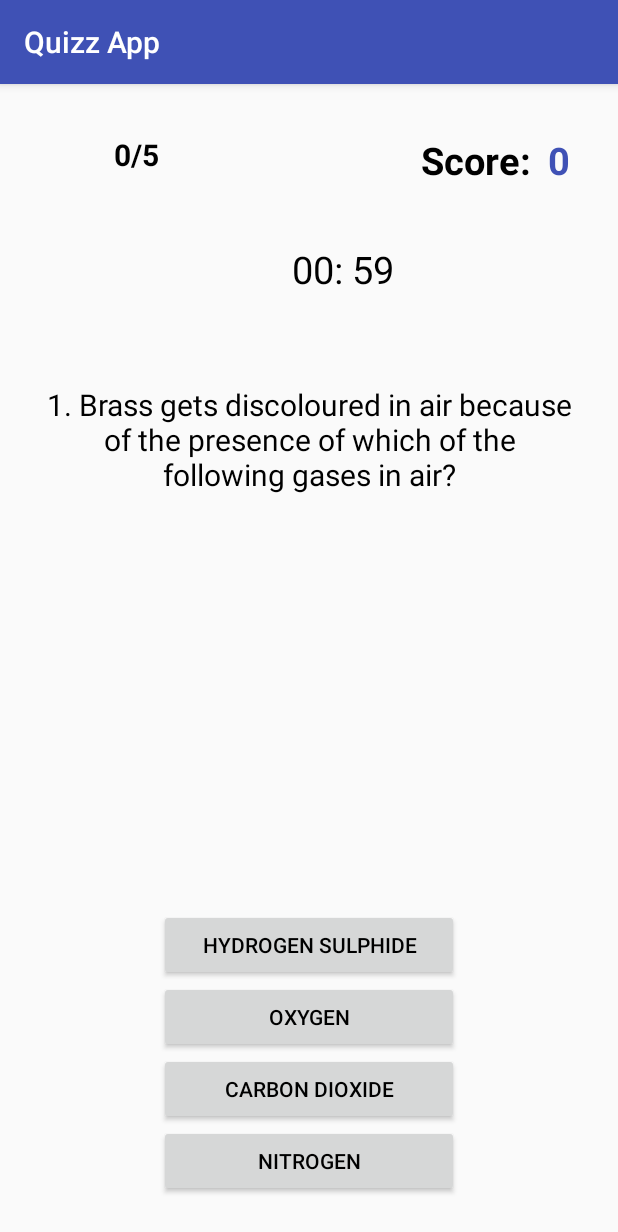
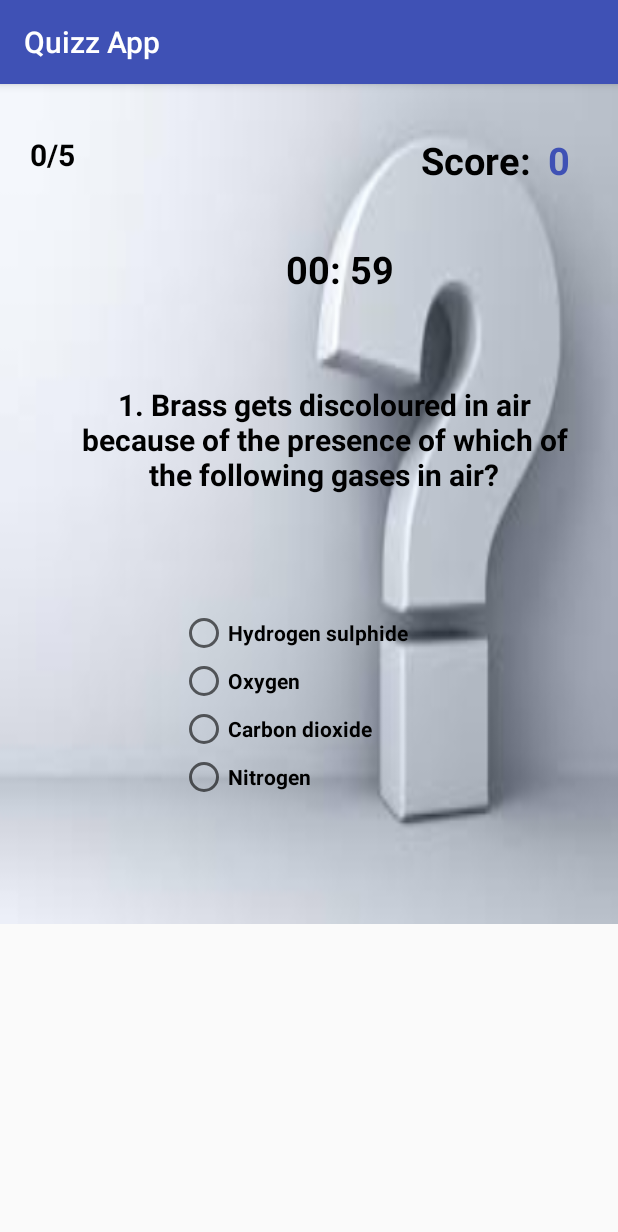
Before and after one commit to Claireshan/quizzApplication, an Android app: the question screen opened directly, with no data from a screen before it, on a phone screen of 412 x 824 dp. Shown: the top 1232 px of the screen. Run offline under Robolectric (Android 15) with nearby library versions, the phone set to English and light mode, and no system bars.

Commit message:
quiz app modified

```diff
--- a/app/src/main/java/e/claire/quizzapp/MainActivity.java
+++ b/app/src/main/java/e/claire/quizzapp/MainActivity.java
@@ -20,12 +20,10 @@ public class MainActivity extends AppCompatActivity {
     /** called when the start button is  clicked */
     public void startQuiz(View view){
         Intent intent = new Intent(this, question.class);
-        Button answer1 = (Button) findViewById(R.id.start);
         Bundle bundle =new Bundle();
         intent.putExtra(EXTRA_MESSAGE, "");
         startActivity(intent);
         intent.putExtras(bundle);
-
 
     }
     public void setQuit(View view) {
--- a/app/src/main/res/layout/activity_question.xml
+++ b/app/src/main/res/layout/activity_question.xml
@@ -1,50 +1,53 @@
 <?xml version="1.0" encoding="utf-8"?>
+
+<ScrollView android:layout_width="wrap_content"
+    android:layout_height="wrap_content"
+
+    xmlns:android="http://schemas.android.com/apk/res/android">
     <RelativeLayout xmlns:android="http://schemas.android.com/apk/res/android"
         xmlns:app="http://schemas.android.com/apk/res-auto"
         xmlns:tools="http://schemas.android.com/tools"
         android:layout_width="match_parent"
-    android:layout_height="match_parent"
-    tools:context=".question">
+        android:layout_height="200dp"
+        tools:context=".question"
+        android:paddingLeft="20dp"
+        android:paddingBottom="40dp"
+        android:background="@drawable/qnz">
 
+        <TextView
+            android:id="@+id/score"
+            android:layout_width="wrap_content"
+            android:layout_height="wrap_content"
+            android:layout_alignParentRight="true"
+            android:layout_alignParentTop="true"
+            android:layout_marginRight="58dp"
+            android:layout_marginTop="33dp"
+            android:text="Score:"
+            android:textSize="25sp"
+            android:textStyle="bold" />
 
-    <Button
-        android:id="@+id/button"
-        android:layout_width="200dp"
+        <TextView
+            android:id="@+id/score_value"
+            android:layout_width="wrap_content"
             android:layout_height="wrap_content"
-        android:layout_above="@+id/button2"
-        android:layout_centerHorizontal="true"
-        android:onClick="btnClick"
-        android:text="" />
+            android:layout_alignParentRight="true"
+            android:layout_alignTop="@+id/score"
+            android:layout_marginRight="32dp"
+            android:text="0"
+            android:textSize="25sp"
+            android:textColor="@color/colorPrimary"
+            android:textStyle="bold"
+            />
 
-    <Button
-        android:id="@+id/button2"
-        android:layout_width="200dp"
+        <TextView
+            android:id="@+id/noOfQns"
+            android:layout_width="wrap_content"
             android:layout_height="wrap_content"
-        android:layout_above="@+id/button3"
+            android:layout_alignTop="@+id/score"
 
-        android:layout_centerHorizontal="true"
-        android:onClick="btnClick"
-        android:text="" />
-
-    <Button
-        android:id="@+id/button3"
-        android:layout_width="200dp"
-        android:layout_height="wrap_content"
-        android:layout_alignParentBottom="true"
-        android:layout_centerHorizontal="true"
-        android:layout_marginBottom="74dp"
-        android:onClick="btnClick"
-        android:text="" />
-
-    <Button
-        android:id="@+id/button4"
-        android:layout_width="200dp"
-        android:layout_height="wrap_content"
-        android:layout_below="@+id/button3"
-        android:layout_centerHorizontal="true"
-        android:layout_marginTop="-74dp"
-        android:onClick="btnClick"
-        android:text="" />
+            android:text="0/5"
+            android:textSize="20sp"
+            android:textStyle="bold"/>
 
         <TextView
             android:id="@+id/timer"
@@ -57,7 +60,8 @@
             android:layout_marginRight="149dp"
             android:layout_marginTop="106dp"
             android:textAlignment="center"
-        android:textSize="25dp"
+            android:textSize="25sp"
+            android:textStyle="bold"
             />
 
         <TextView
@@ -69,43 +73,62 @@
             android:layout_marginTop="200dp"
             android:text=""
             android:textAlignment="center"
-        android:textSize="20dp"
+            android:textSize="20sp"
             android:layout_marginLeft="30dp"
-        android:layout_marginRight="30dp"/>
+            android:layout_marginRight="30dp"
+            android:textStyle="bold"/>
 
-    <TextView
-        android:id="@+id/score"
+
+        <LinearLayout
             android:layout_width="wrap_content"
             android:layout_height="wrap_content"
-        android:layout_alignParentRight="true"
-        android:layout_alignParentTop="true"
-        android:layout_marginRight="58dp"
-        android:layout_marginTop="33dp"
-        android:text="Score:"
-        android:textSize="25dp"
-        android:textStyle="bold" />
-
-    <TextView
-        android:id="@+id/score_value"
-        android:layout_width="wrap_content"
+            android:orientation="vertical"
+            android:layout_alignParentBottom="true"
+            android:layout_marginBottom="350dp"
+            android:layout_marginLeft="100dp">
+                <RadioButton
+                    android:id="@+id/button"
+                    android:layout_width="200dp"
                     android:layout_height="wrap_content"
-        android:layout_alignParentRight="true"
-        android:layout_alignTop="@+id/score"
-        android:layout_marginRight="32dp"
-        android:text="0"
-        android:textSize="25dp"
-        android:textColor="@color/colorPrimary"
-        android:textStyle="bold"
-        />
-
-    <TextView
-        android:id="@+id/noOfQns"
-        android:layout_width="wrap_content"
-        android:layout_height="wrap_content"
-        android:layout_alignTop="@+id/score"
-        android:layout_toLeftOf="@+id/button"
-        android:text="0/5"
-        android:textSize="20dp"
+                    android:layout_above="@+id/button2"
+                    android:layout_centerHorizontal="true"
+                    android:onClick="btnClick"
+                    android:text=""
                     android:textStyle="bold"/>
 
+                <RadioButton
+                    android:id="@+id/button2"
+                    android:layout_width="200dp"
+                    android:layout_height="wrap_content"
+                    android:layout_above="@+id/button3"
+                    android:layout_centerHorizontal="true"
+                    android:onClick="btnClick"
+                    android:text=""
+                    android:textStyle="bold"/>
+
+                <RadioButton
+                    android:id="@+id/button3"
+                    android:layout_width="200dp"
+                    android:layout_height="wrap_content"
+                    android:layout_alignParentBottom="true"
+                    android:layout_centerHorizontal="true"
+                    android:layout_marginBottom="74dp"
+                    android:onClick="btnClick"
+                    android:text=""
+                    android:textStyle="bold"/>
+
+                <RadioButton
+                    android:id="@+id/button4"
+                    android:layout_width="200dp"
+                    android:layout_height="wrap_content"
+                    android:layout_below="@+id/button3"
+                    android:layout_centerHorizontal="true"
+                    android:layout_marginTop="-74dp"
+                    android:onClick="btnClick"
+                    android:text=""
+                    android:textStyle="bold"/>
+        </LinearLayout>
+
+
     </RelativeLayout>
+</ScrollView>
--- a/app/src/main/res/layout/activity_score_summary.xml
+++ b/app/src/main/res/layout/activity_score_summary.xml
@@ -4,7 +4,8 @@
     xmlns:tools="http://schemas.android.com/tools"
     android:layout_width="match_parent"
     android:layout_height="match_parent"
-    tools:context=".scoreSummary">
+    tools:context=".scoreSummary"
+    android:background="@drawable/qnz">
 
     <TextView
         android:id="@+id/textView"
```
Also changed, not shown: app/src/main/java/e/claire/quizzapp/question.java (+43 -12 lines), app/src/main/res/layout/activity_main.xml (+10 -4 lines), app/src/main/res/drawable/qns.jpg (added), app/src/main/res/drawable/qnz.jpg (added), 1 other file. Lines whose indentation alone changed are shown as unchanged.
